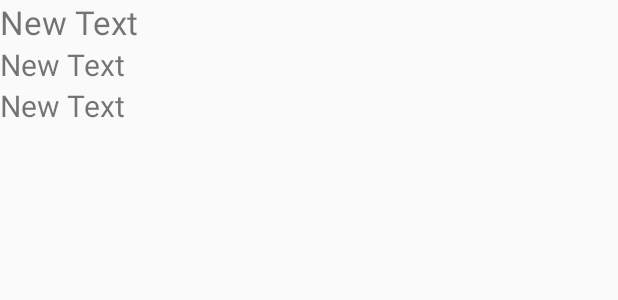
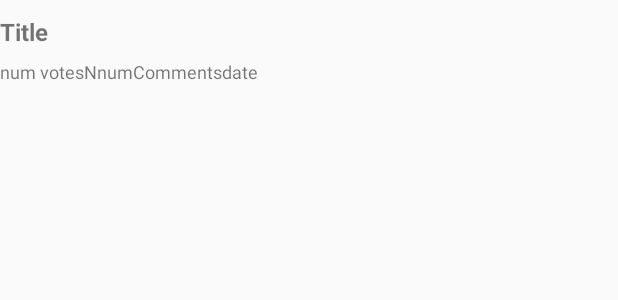
Before and after one commit to RedKlouds/PersonalNewsFeed, an Android app: the layout list_item.xml on its own in the app's theme, with its tools: preview values and no code run, on a phone screen of 412 x 824 dp. Shown: the top 300 px of the screen. Run offline under Robolectric (Android 15) with nearby library versions, the phone set to English and light mode, and no system bars.

```diff
--- a/app/src/main/res/layout/activity_main.xml
+++ b/app/src/main/res/layout/activity_main.xml
@@ -14,6 +14,7 @@
         android:layout_height="wrap_content"
         android:id="@+id/main_content_list"
         android:layout_alignParentBottom="true"
-        android:layout_alignParentStart="true" />
+        android:layout_alignParentStart="true"
+        android:layout_alignParentTop="true" />
     <!-- List view for the main view 'content view' -->
 </RelativeLayout>
--- a/app/src/main/res/layout/list_item.xml
+++ b/app/src/main/res/layout/list_item.xml
@@ -1,28 +1,53 @@
 <?xml version="1.0" encoding="utf-8"?>
-<LinearLayout xmlns:android="http://schemas.android.com/apk/res/android"
+<RelativeLayout xmlns:android="http://schemas.android.com/apk/res/android"
     android:orientation="vertical" android:layout_width="match_parent"
-    android:layout_height="match_parent">
+    android:layout_height="match_parent"
+    android:paddingTop="10sp"
+    android:paddingBottom="10sp">
 
     <TextView
         android:layout_width="match_parent"
         android:layout_height="wrap_content"
-        android:text="New Text"
-        android:id="@+id/Name"
-        android:textSize="22dp" />
+        android:text="Title"
+        android:id="@+id/listing_title"
+        android:textSize="16sp"
+        android:textStyle="bold"
+        android:layout_alignParentTop="true"
+        android:layout_alignParentStart="true"
+        android:paddingBottom="7sp" />
 
     <TextView
-        android:layout_width="match_parent"
+        android:layout_width="wrap_content"
         android:layout_height="wrap_content"
-        android:text="New Text"
-        android:id="@+id/email"
-        android:textSize="20dp" />
+        android:text="NnumComments"
+
+        android:id="@+id/listing_num_comments"
+        android:textSize="12sp"
+        android:layout_alignBottom="@+id/listing_date"
+        android:layout_toEndOf="@+id/listing_num_votes" />
 
     <TextView
-        android:layout_width="match_parent"
+        android:layout_width="wrap_content"
         android:layout_height="wrap_content"
-        android:text="New Text"
-        android:id="@+id/mobile"
-        android:textSize="20dp"
-        android:textIsSelectable="false" />
+        android:text="date"
+        android:id="@+id/listing_date"
+
+        android:layout_below="@+id/listing_title"
+        android:layout_toEndOf="@+id/listing_num_comments"
+        android:textSize="12sp" />
+
+    <TextView
+        android:layout_height="wrap_content"
+        android:layout_width="wrap_content"
+        android:text="num votes"
+        android:id="@+id/listing_num_votes"
+        android:textSize="12sp"
+        android:textIsSelectable="false"
+        android:layout_gravity="center_horizontal"
+        android:layout_column="0"
+        android:layout_alignTop="@+id/listing_num_comments"
+        android:layout_alignParentStart="true"
+        android:layout_alignBottom="@+id/listing_date" />
+
     <!-- Used to design/Render individual list items -->
-</LinearLayout>
+</RelativeLayout>
```
Also changed, not shown: app/src/main/java/com/lydanny/personalnewsfeed/MainActivity.java (+33 -33 lines).
